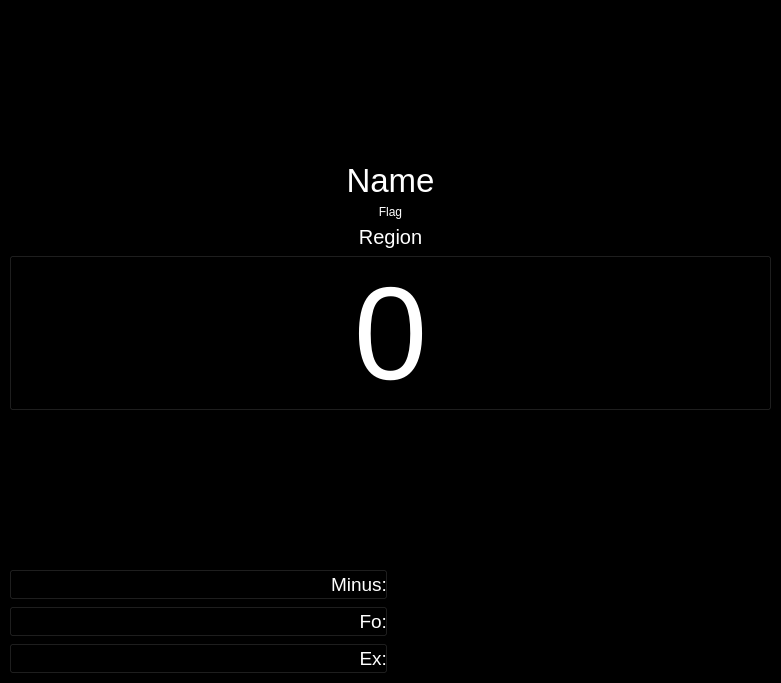
The window that PointFighting/form.ui (BarsukAlexey/xelarogi) describes before a commit, drawn with Qt 5.
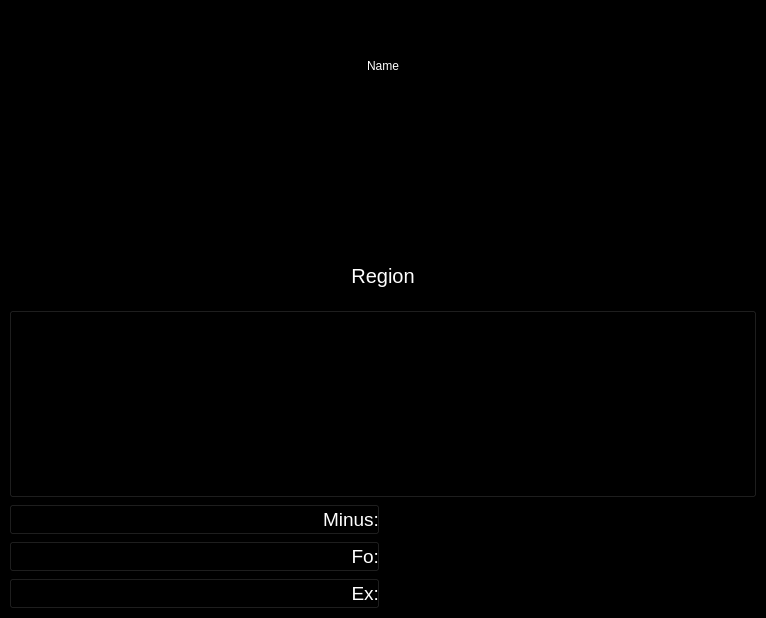
The same window after the commit. Custom widgets are drawn as their Qt base class.

What changed in the file:
```diff
--- a/PointFighting/form.ui
+++ b/PointFighting/form.ui
@@ -6,8 +6,8 @@
    <rect>
     <x>0</x>
     <y>0</y>
-    <width>781</width>
-    <height>683</height>
+    <width>766</width>
+    <height>618</height>
    </rect>
   </property>
   <property name="windowTitle">
@@ -39,225 +39,65 @@
      <property name="styleSheet">
       <string notr="true"/>
      </property>
-     <layout class="QVBoxLayout" name="verticalLayout">
-      <item>
-       <spacer name="verticalSpacer_4">
-        <property name="orientation">
-         <enum>Qt::Vertical</enum>
-        </property>
-        <property name="sizeHint" stdset="0">
-         <size>
-          <width>20</width>
-          <height>90</height>
-         </size>
-        </property>
-       </spacer>
+     <layout class="QGridLayout" name="gridLayout_2" rowstretch="30,30,15,50,1,1,1">
+      <item row="4" column="0">
+       <layout class="QHBoxLayout" name="horizontalLayout_2" stretch="1,1">
+        <item>
+         <widget class="QRightClickButton" name="pushButtonMinus">
+          <property name="sizePolicy">
+           <sizepolicy hsizetype="Preferred" vsizetype="Preferred">
+            <horstretch>0</horstretch>
+            <verstretch>0</verstretch>
+           </sizepolicy>
+          </property>
+          <property name="font">
+           <font>
+            <pointsize>14</pointsize>
+           </font>
+          </property>
+          <property name="styleSheet">
+           <string notr="true"/>
+          </property>
+          <property name="text">
+           <string>Minus:</string>
+          </property>
+         </widget>
+        </item>
+        <item>
+         <widget class="AspectRatioTextLabel" name="labelMinus">
+          <property name="font">
+           <font>
+            <pointsize>14</pointsize>
+           </font>
+          </property>
+          <property name="styleSheet">
+           <string notr="true">color: rgb(255, 255, 255);</string>
+          </property>
+          <property name="text">
+           <string/>
+          </property>
+          <property name="alignment">
+           <set>Qt::AlignLeading|Qt::AlignLeft|Qt::AlignVCenter</set>
+          </property>
+         </widget>
+        </item>
+       </layout>
       </item>
-      <item>
-       <widget class="QLabel" name="labelFIO">
-        <property name="palette">
-         <palette>
-          <active>
-           <colorrole role="WindowText">
-            <brush brushstyle="SolidPattern">
-             <color alpha="255">
-              <red>255</red>
-              <green>255</green>
-              <blue>255</blue>
-             </color>
-            </brush>
-           </colorrole>
-           <colorrole role="Button">
-            <brush brushstyle="SolidPattern">
-             <color alpha="255">
-              <red>0</red>
-              <green>0</green>
-              <blue>0</blue>
-             </color>
-            </brush>
-           </colorrole>
-           <colorrole role="Text">
-            <brush brushstyle="SolidPattern">
-             <color alpha="255">
-              <red>255</red>
-              <green>255</green>
-              <blue>255</blue>
-             </color>
-            </brush>
-           </colorrole>
-           <colorrole role="ButtonText">
-            <brush brushstyle="SolidPattern">
-             <color alpha="255">
-              <red>255</red>
-              <green>255</green>
-              <blue>255</blue>
-             </color>
-            </brush>
-           </colorrole>
-           <colorrole role="Base">
-            <brush brushstyle="SolidPattern">
-             <color alpha="255">
-              <red>0</red>
-              <green>0</green>
-              <blue>0</blue>
-             </color>
-            </brush>
-           </colorrole>
-           <colorrole role="Window">
-            <brush brushstyle="SolidPattern">
-             <color alpha="255">
-              <red>0</red>
-              <green>0</green>
-              <blue>0</blue>
-             </color>
-            </brush>
-           </colorrole>
-          </active>
-          <inactive>
-           <colorrole role="WindowText">
-            <brush brushstyle="SolidPattern">
-             <color alpha="255">
-              <red>255</red>
-              <green>255</green>
-              <blue>255</blue>
-             </color>
-            </brush>
-           </colorrole>
-           <colorrole role="Button">
-            <brush brushstyle="SolidPattern">
-             <color alpha="255">
-              <red>0</red>
-              <green>0</green>
-              <blue>0</blue>
-             </color>
-            </brush>
-           </colorrole>
-           <colorrole role="Text">
-            <brush brushstyle="SolidPattern">
-             <color alpha="255">
-              <red>255</red>
-              <green>255</green>
-              <blue>255</blue>
-             </color>
-            </brush>
-           </colorrole>
-           <colorrole role="ButtonText">
-            <brush brushstyle="SolidPattern">
-             <color alpha="255">
-              <red>255</red>
-              <green>255</green>
-              <blue>255</blue>
-             </color>
-            </brush>
-           </colorrole>
-           <colorrole role="Base">
-            <brush brushstyle="SolidPattern">
-             <color alpha="255">
-              <red>0</red>
-              <green>0</green>
-              <blue>0</blue>
-             </color>
-            </brush>
-           </colorrole>
-           <colorrole role="Window">
-            <brush brushstyle="SolidPattern">
-             <color alpha="255">
-              <red>0</red>
-              <green>0</green>
-              <blue>0</blue>
-             </color>
-            </brush>
-           </colorrole>
-          </inactive>
-          <disabled>
-           <colorrole role="WindowText">
-            <brush brushstyle="SolidPattern">
-             <color alpha="255">
-              <red>255</red>
-              <green>255</green>
-              <blue>255</blue>
-             </color>
-            </brush>
-           </colorrole>
-           <colorrole role="Button">
-            <brush brushstyle="SolidPattern">
-             <color alpha="255">
-              <red>0</red>
-              <green>0</green>
-              <blue>0</blue>
-             </color>
-            </brush>
-           </colorrole>
-           <colorrole role="Text">
-            <brush brushstyle="SolidPattern">
-             <color alpha="255">
-              <red>255</red>
-              <green>255</green>
-              <blue>255</blue>
-             </color>
-            </brush>
-           </colorrole>
-           <colorrole role="ButtonText">
-            <brush brushstyle="SolidPattern">
-             <color alpha="255">
-              <red>255</red>
-              <green>255</green>
-              <blue>255</blue>
-             </color>
-            </brush>
-           </colorrole>
-           <colorrole role="Base">
-            <brush brushstyle="SolidPattern">
-             <color alpha="255">
-              <red>0</red>
-              <green>0</green>
-              <blue>0</blue>
-             </color>
-            </brush>
-           </colorrole>
-           <colorrole role="Window">
-            <brush brushstyle="SolidPattern">
-             <color alpha="255">
-              <red>0</red>
-              <green>0</green>
-              <blue>0</blue>
-             </color>
-            </brush>
-           </colorrole>
-          </disabled>
-         </palette>
+      <item row="1" column="0">
+       <widget class="AspectRatioPixmapLabel" name="labelFlag">
+        <property name="sizePolicy">
+         <sizepolicy hsizetype="Minimum" vsizetype="Minimum">
+          <horstretch>0</horstretch>
+          <verstretch>0</verstretch>
+         </sizepolicy>
         </property>
-        <property name="font">
-         <font>
-          <pointsize>25</pointsize>
-         </font>
-        </property>
-        <property name="styleSheet">
-         <string notr="true">color: rgb(255, 255, 255);</string>
-        </property>
-        <property name="text">
-         <string>Name</string>
-        </property>
         <property name="alignment">
          <set>Qt::AlignCenter</set>
         </property>
        </widget>
       </item>
-      <item>
-       <widget class="QLabel" name="labelFlag">
-        <property name="styleSheet">
-         <string notr="true">color: rgb(255, 255, 255);</string>
-        </property>
-        <property name="text">
-         <string>Flag</string>
-        </property>
-        <property name="alignment">
-         <set>Qt::AlignCenter</set>
-        </property>
-       </widget>
-      </item>
-      <item>
-       <widget class="QLabel" name="labelRegion">
+      <item row="2" column="0">
+       <widget class="AspectRatioTextLabel" name="labelRegion">
         <property name="font">
          <font>
           <pointsize>15</pointsize>
@@ -274,296 +114,32 @@
         </property>
        </widget>
       </item>
-      <item>
+      <item row="3" column="0">
        <widget class="QRightClickButton" name="pushButtonPoint">
-        <property name="minimumSize">
-         <size>
-          <width>0</width>
-          <height>0</height>
-         </size>
-        </property>
-        <property name="palette">
-         <palette>
-          <active>
-           <colorrole role="WindowText">
-            <brush brushstyle="SolidPattern">
-             <color alpha="255">
-              <red>255</red>
-              <green>255</green>
-              <blue>255</blue>
-             </color>
-            </brush>
-           </colorrole>
-           <colorrole role="Button">
-            <brush brushstyle="SolidPattern">
-             <color alpha="255">
-              <red>0</red>
-              <green>0</green>
-              <blue>0</blue>
-             </color>
-            </brush>
-           </colorrole>
-           <colorrole role="Text">
-            <brush brushstyle="SolidPattern">
-             <color alpha="255">
-              <red>255</red>
-              <green>255</green>
-              <blue>255</blue>
-             </color>
-            </brush>
-           </colorrole>
-           <colorrole role="ButtonText">
-            <brush brushstyle="SolidPattern">
-             <color alpha="255">
-              <red>255</red>
-              <green>255</green>
-              <blue>255</blue>
-             </color>
-            </brush>
-           </colorrole>
-           <colorrole role="Base">
-            <brush brushstyle="SolidPattern">
-             <color alpha="255">
-              <red>0</red>
-              <green>0</green>
-              <blue>0</blue>
-             </color>
-            </brush>
-           </colorrole>
-           <colorrole role="Window">
-            <brush brushstyle="SolidPattern">
-             <color alpha="255">
-              <red>0</red>
-              <green>0</green>
-              <blue>0</blue>
-             </color>
-            </brush>
-           </colorrole>
-          </active>
-          <inactive>
-           <colorrole role="WindowText">
-            <brush brushstyle="SolidPattern">
-             <color alpha="255">
-              <red>255</red>
-              <green>255</green>
-              <blue>255</blue>
-             </color>
-            </brush>
-           </colorrole>
-           <colorrole role="Button">
-            <brush brushstyle="SolidPattern">
-             <color alpha="255">
-              <red>0</red>
-              <green>0</green>
-              <blue>0</blue>
-             </color>
-            </brush>
-           </colorrole>
-           <colorrole role="Text">
-            <brush brushstyle="SolidPattern">
-             <color alpha="255">
-              <red>255</red>
-              <green>255</green>
-              <blue>255</blue>
-             </color>
-            </brush>
-           </colorrole>
-           <colorrole role="ButtonText">
-            <brush brushstyle="SolidPattern">
-             <color alpha="255">
-              <red>255</red>
-              <green>255</green>
-              <blue>255</blue>
-             </color>
-            </brush>
-           </colorrole>
-           <colorrole role="Base">
-            <brush brushstyle="SolidPattern">
-             <color alpha="255">
-              <red>0</red>
-              <green>0</green>
-              <blue>0</blue>
-             </color>
-            </brush>
-           </colorrole>
-           <colorrole role="Window">
-            <brush brushstyle="SolidPattern">
-             <color alpha="255">
-              <red>0</red>
-              <green>0</green>
-              <blue>0</blue>
-             </color>
-            </brush>
-           </colorrole>
-          </inactive>
-          <disabled>
-           <colorrole role="WindowText">
-            <brush brushstyle="SolidPattern">
-             <color alpha="255">
-              <red>255</red>
-              <green>255</green>
-              <blue>255</blue>
-             </color>
-            </brush>
-           </colorrole>
-           <colorrole role="Button">
-            <brush brushstyle="SolidPattern">
-             <color alpha="255">
-              <red>0</red>
-              <green>0</green>
-              <blue>0</blue>
-             </color>
-            </brush>
-           </colorrole>
-           <colorrole role="Text">
-            <brush brushstyle="SolidPattern">
-             <color alpha="255">
-              <red>255</red>
-              <green>255</green>
-              <blue>255</blue>
-             </color>
-            </brush>
-           </colorrole>
-           <colorrole role="ButtonText">
-            <brush brushstyle="SolidPattern">
-             <color alpha="255">
-              <red>255</red>
-              <green>255</green>
-              <blue>255</blue>
-             </color>
-            </brush>
-           </colorrole>
-           <colorrole role="Base">
-            <brush brushstyle="SolidPattern">
-             <color alpha="255">
-              <red>0</red>
-              <green>0</green>
-              <blue>0</blue>
-             </color>
-            </brush>
-           </colorrole>
-           <colorrole role="Window">
-            <brush brushstyle="SolidPattern">
-             <color alpha="255">
-              <red>0</red>
-              <green>0</green>
-              <blue>0</blue>
-             </color>
-            </brush>
-           </colorrole>
-          </disabled>
-         </palette>
-        </property>
-        <property name="font">
-         <font>
-          <pointsize>99</pointsize>
-         </font>
+        <property name="sizePolicy">
+         <sizepolicy hsizetype="Preferred" vsizetype="Preferred">
+          <horstretch>0</horstretch>
+          <verstretch>0</verstretch>
+         </sizepolicy>
         </property>
         <property name="styleSheet">
-         <string notr="true">Text-align:center</string>
+         <string notr="true"/>
         </property>
         <property name="text">
-         <string>0</string>
-        </property>
-        <property name="autoDefault">
-         <bool>false</bool>
-        </property>
-        <property name="default">
-         <bool>false</bool>
-        </property>
-        <property name="flat">
-         <bool>false</bool>
+         <string/>
         </property>
        </widget>
       </item>
-      <item>
-       <spacer name="verticalSpacer_5">
-        <property name="orientation">
-         <enum>Qt::Vertical</enum>
-        </property>
-        <property name="sizeHint" stdset="0">
-         <size>
-          <width>20</width>
-          <height>89</height>
-         </size>
-        </property>
-       </spacer>
-      </item>
-      <item>
-       <layout class="QHBoxLayout" name="horizontalLayout_2">
-        <item>
-         <widget class="QRightClickButton" name="pushButtonMinus">
-          <property name="font">
-           <font>
-            <pointsize>14</pointsize>
-           </font>
-          </property>
-          <property name="styleSheet">
-           <string notr="true"/>
-          </property>
-          <property name="text">
-           <string>Minus:</string>
-          </property>
-         </widget>
-        </item>
-        <item>
-         <widget class="QLabel" name="labelMinus">
-          <property name="font">
-           <font>
-            <pointsize>14</pointsize>
-           </font>
-          </property>
-          <property name="styleSheet">
-           <string notr="true">color: rgb(255, 255, 255);</string>
-          </property>
-          <property name="text">
-           <string/>
-          </property>
-          <property name="alignment">
-           <set>Qt::AlignLeading|Qt::AlignLeft|Qt::AlignVCenter</set>
-          </property>
-         </widget>
-        </item>
-       </layout>
-      </item>
-      <item>
-       <layout class="QHBoxLayout" name="horizontalLayout">
-        <item>
-         <widget class="QRightClickButton" name="pushButtonFo">
-          <property name="font">
-           <font>
-            <pointsize>14</pointsize>
-           </font>
-          </property>
-          <property name="styleSheet">
-           <string notr="true"/>
-          </property>
-          <property name="text">
-           <string>Fo:</string>
-          </property>
-         </widget>
-        </item>
-        <item>
-         <widget class="QLabel" name="labelFo">
-          <property name="font">
-           <font>
-            <pointsize>14</pointsize>
-           </font>
-          </property>
-          <property name="styleSheet">
-           <string notr="true">color: rgb(255, 255, 255);</string>
-          </property>
-          <property name="text">
-           <string/>
-          </property>
-         </widget>
-        </item>
-       </layout>
-      </item>
-      <item>
-       <layout class="QHBoxLayout" name="horizontalLayout_3">
+      <item row="6" column="0">
+       <layout class="QHBoxLayout" name="horizontalLayout_3" stretch="1,1">
         <item>
          <widget class="QRightClickButton" name="pushButtonEx">
+          <property name="sizePolicy">
+           <sizepolicy hsizetype="Preferred" vsizetype="Preferred">
+            <horstretch>0</horstretch>
+            <verstretch>0</verstretch>
+           </sizepolicy>
+          </property>
           <property name="font">
            <font>
             <pointsize>14</pointsize>
@@ -594,12 +170,72 @@
         </item>
        </layout>
       </item>
+      <item row="5" column="0">
+       <layout class="QHBoxLayout" name="horizontalLayout" stretch="1,1">
+        <item>
+         <widget class="QRightClickButton" name="pushButtonFo">
+          <property name="sizePolicy">
+           <sizepolicy hsizetype="Preferred" vsizetype="Preferred">
+            <horstretch>0</horstretch>
+            <verstretch>0</verstretch>
+           </sizepolicy>
+          </property>
+          <property name="font">
+           <font>
+            <pointsize>14</pointsize>
+           </font>
+          </property>
+          <property name="text">
+           <string>Fo:</string>
+          </property>
+         </widget>
+        </item>
+        <item>
+         <widget class="AspectRatioTextLabel" name="labelFo">
+          <property name="font">
+           <font>
+            <pointsize>14</pointsize>
+           </font>
+          </property>
+          <property name="styleSheet">
+           <string notr="true">color: rgb(255, 255, 255);</string>
+          </property>
+          <property name="text">
+           <string/>
+          </property>
+         </widget>
+        </item>
+       </layout>
+      </item>
+      <item row="0" column="0">
+       <widget class="AspectRatioTextLabel" name="labelFIO">
+        <property name="styleSheet">
+         <string notr="true">color: rgb(255, 255, 255);</string>
+        </property>
+        <property name="text">
+         <string>Name</string>
+        </property>
+        <property name="alignment">
+         <set>Qt::AlignCenter</set>
+        </property>
+       </widget>
+      </item>
      </layout>
     </widget>
    </item>
   </layout>
  </widget>
  <customwidgets>
+  <customwidget>
+   <class>AspectRatioTextLabel</class>
+   <extends>QLabel</extends>
+   <header location="global">aspectratiotextlabel.h</header>
+  </customwidget>
+  <customwidget>
+   <class>AspectRatioPixmapLabel</class>
+   <extends>QLabel</extends>
+   <header location="global">aspect_ratio_pixmap_label.h</header>
+  </customwidget>
   <customwidget>
    <class>QRightClickButton</class>
    <extends>QPushButton</extends>
```
Left out of the diff: 4 changed lines with no effect on the pictures.
